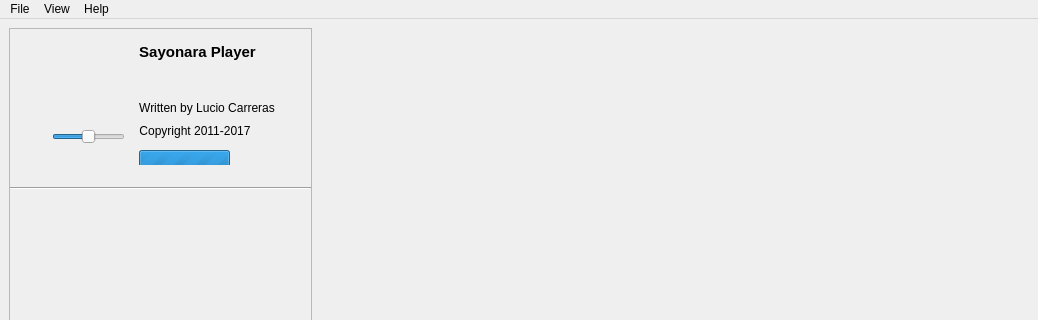
First picture: the form in src/GUI/Player/GUI_Player.ui, repository return42/sayonara, before the edit; both pictures show x 0 to 1038 and y 0 to 320 of the 1038 by 814 pixel window.
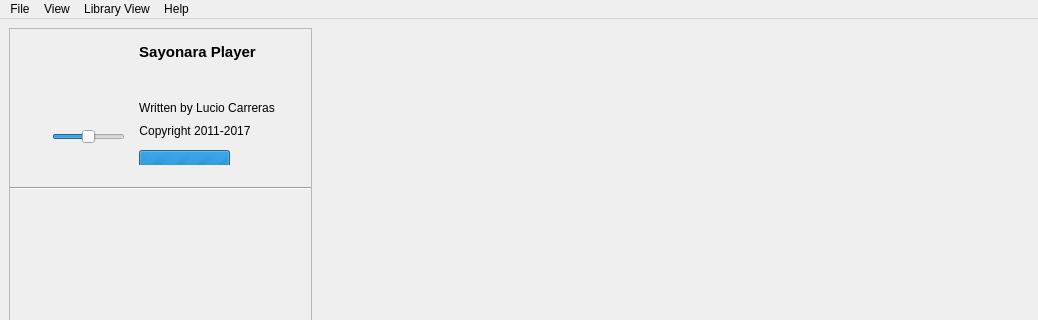
Second picture: the form after the edit. Icons and pictures are not drawn. Custom widgets are drawn as their Qt base class.

Patch:
```diff
--- a/src/GUI/Player/GUI_Player.ui
+++ b/src/GUI/Player/GUI_Player.ui
@@ -955,7 +955,7 @@
      <x>0</x>
      <y>0</y>
      <width>1038</width>
-     <height>20</height>
+     <height>22</height>
     </rect>
    </property>
    <widget class="QMenu" name="menu_file">
@@ -970,7 +970,7 @@
     <addaction name="separator"/>
     <addaction name="action_Close"/>
    </widget>
-   <widget class="QMenu" name="menuView">
+   <widget class="QMenu" name="menu_view">
     <property name="styleSheet">
      <string notr="true"/>
     </property>
@@ -983,16 +983,22 @@
     <addaction name="action_Fullscreen"/>
     <addaction name="action_logger"/>
    </widget>
-   <widget class="QMenu" name="menuAbout">
+   <widget class="QMenu" name="menu_about">
     <property name="title">
      <string>Help</string>
     </property>
     <addaction name="action_help"/>
     <addaction name="action_about"/>
    </widget>
+   <widget class="LibraryPluginMenu" name="menu_library_view">
+    <property name="title">
+     <string>Library View</string>
+    </property>
+   </widget>
    <addaction name="menu_file"/>
-   <addaction name="menuView"/>
-   <addaction name="menuAbout"/>
+   <addaction name="menu_view"/>
+   <addaction name="menu_library_view"/>
+   <addaction name="menu_about"/>
   </widget>
   <action name="action_OpenFile">
    <property name="icon">
@@ -1120,6 +1126,11 @@
    <extends>QProgressBar</extends>
    <header>GUI/Helper/SayonaraWidget/SayonaraLoadingBar.h</header>
   </customwidget>
+  <customwidget>
+   <class>LibraryPluginMenu</class>
+   <extends>QMenu</extends>
+   <header>Interfaces/LibraryInterface/LibraryPluginMenu.h</header>
+  </customwidget>
  </customwidgets>
  <resources>
   <include location="../Resources/Icons.qrc"/>
```
Left out of the diff: 26 changed lines with no effect on the pictures.
